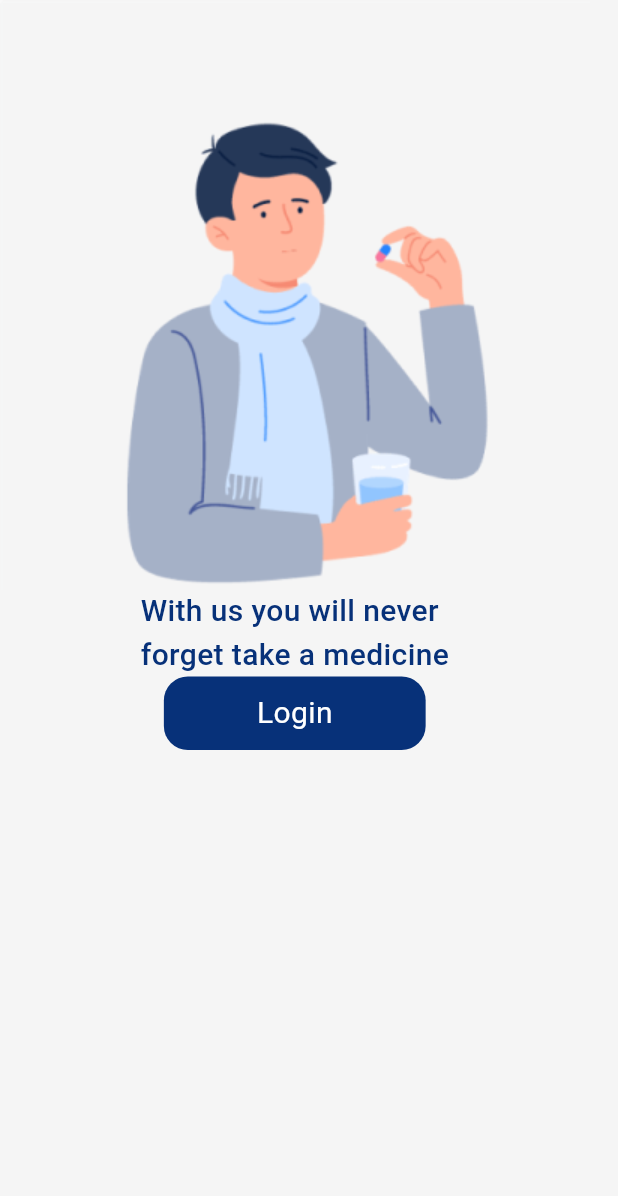
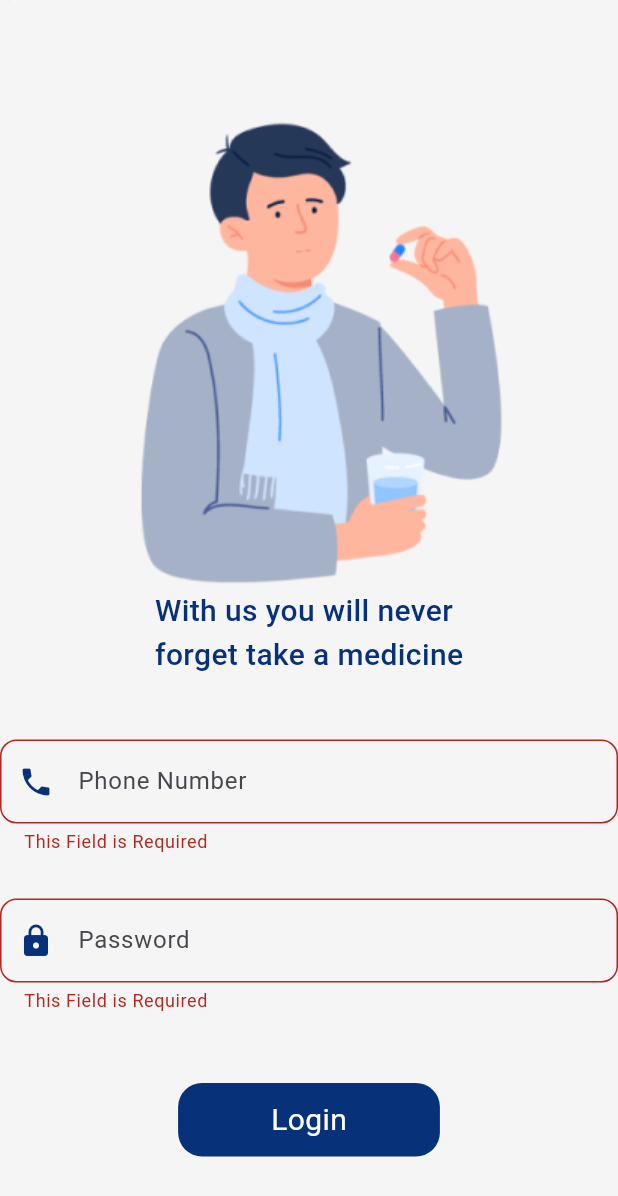
Before and after one commit to mostafaali2002/medicine_alarm, a Flutter app: the LoginEnglishPage screen opened by its route, after a tap on "Login", on a phone screen of 412 x 824 dp. Shown: the top 1196 px of the screen. Run offline on Flutter 3.47's test engine with Material 3 defaults, Android fonts, the phone set to English and light mode, and no system bars.

Commit message:
create custom text form

```diff
--- /dev/null
+++ b/lib/widgets/custom_text_form.dart
@@ -0,0 +1,38 @@
+import 'package:flutter/material.dart';
+import 'package:medicine_alarm/utils/app_style.dart';
+
+class CustomTextFormField extends StatelessWidget {
+  const CustomTextFormField({
+    super.key,
+    required this.preIcon,
+    required this.hint,
+    this.sufIcon,
+    required this.validator,
+  });
+  final IconData? preIcon, sufIcon;
+  final String hint;
+  final String? Function(String?)? validator;
+  @override
+  Widget build(BuildContext context) {
+    return TextFormField(
+      validator: validator,
+      decoration: InputDecoration(
+          focusedBorder: const OutlineInputBorder(
+              borderSide: BorderSide(color: Color(AppStyle.kSecondryColor))),
+          enabledBorder: const OutlineInputBorder(
+              borderSide: BorderSide(color: Color(AppStyle.kSecondryColor))),
+          hintText: hint,
+          suffixIcon: Icon(
+            sufIcon,
+            color: const Color(AppStyle.kSecondryColor),
+          ),
+          prefixIcon: Icon(
+            preIcon,
+            color: const Color(AppStyle.kSecondryColor),
+          ),
+          border: OutlineInputBorder(
+            borderRadius: BorderRadius.circular(11),
+          )),
+    );
+  }
+}
--- a/lib/widgets/login_english_body.dart
+++ b/lib/widgets/login_english_body.dart
@@ -2,25 +2,66 @@ import 'package:flutter/material.dart';
 import 'package:medicine_alarm/utils/app_images.dart';
 import 'package:medicine_alarm/utils/app_style.dart';
 import 'package:medicine_alarm/widgets/custom_button.dart';
+import 'package:medicine_alarm/widgets/custom_text_form.dart';
 
-class LoginEnglishBody extends StatelessWidget {
+class LoginEnglishBody extends StatefulWidget {
   const LoginEnglishBody({super.key});
 
   @override
+  State<LoginEnglishBody> createState() => _LoginEnglishBodyState();
+}
+
+class _LoginEnglishBodyState extends State<LoginEnglishBody> {
+  GlobalKey<FormState> formKey = GlobalKey();
+  @override
   Widget build(BuildContext context) {
-    return Column(
+    return Form(
+      key: formKey,
+      child: Column(
         children: [
           Image.asset(Assets.takeMedicine),
           const Text(
             "With us you will never\nforget take a medicine",
             style: AppStyle.styleMedium20,
           ),
+          const SizedBox(
+            height: 42,
+          ),
+          CustomTextFormField(
+            validator: (value) {
+              if (value!.isEmpty) {
+                return "This Field is Required";
+              }
+              return null;
+            },
+            hint: "Phone Number",
+            preIcon: Icons.phone,
+          ),
+          const SizedBox(
+            height: 30,
+          ),
+          CustomTextFormField(
+            validator: (value) {
+              if (value!.isEmpty) {
+                return "This Field is Required";
+              }
+              return null;
+            },
+            hint: "Password",
+            preIcon: Icons.lock,
+          ),
+          const SizedBox(
+            height: 47,
+          ),
           CustomButton(
               text: "Login",
               colorValue: AppStyle.kSecondryColor,
-            onTap: () {},
-            textStyle: AppStyle.styleRegular20)
+              onTap: () {
+                if (formKey.currentState!.validate()) {}
+              },
+              textStyle: AppStyle.styleRegular20),
         ],
+      ),
     );
   }
 }
```
Lines whose indentation alone changed are shown as unchanged.
